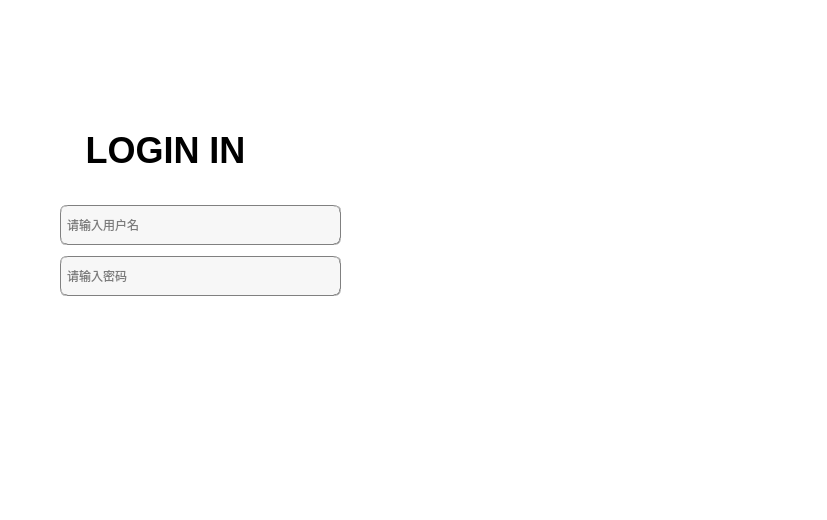
Qt form mainwindow.ui (Blizzard-cyber/FILE-BACKUP) before a commit.
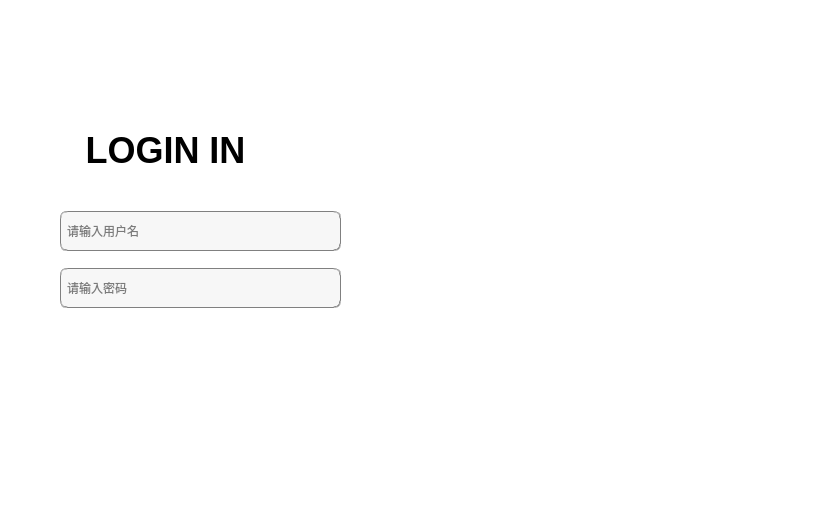
The same form after that commit.

```diff
--- a/mainwindow.ui
+++ b/mainwindow.ui
@@ -51,7 +51,7 @@
       <x>60</x>
       <y>200</y>
       <width>281</width>
-      <height>101</height>
+      <height>121</height>
      </rect>
     </property>
     <layout class="QVBoxLayout" name="verticalLayout_2">
@@ -151,7 +151,7 @@
     <property name="geometry">
      <rect>
       <x>60</x>
-      <y>320</y>
+      <y>350</y>
       <width>281</width>
       <height>51</height>
      </rect>
```
